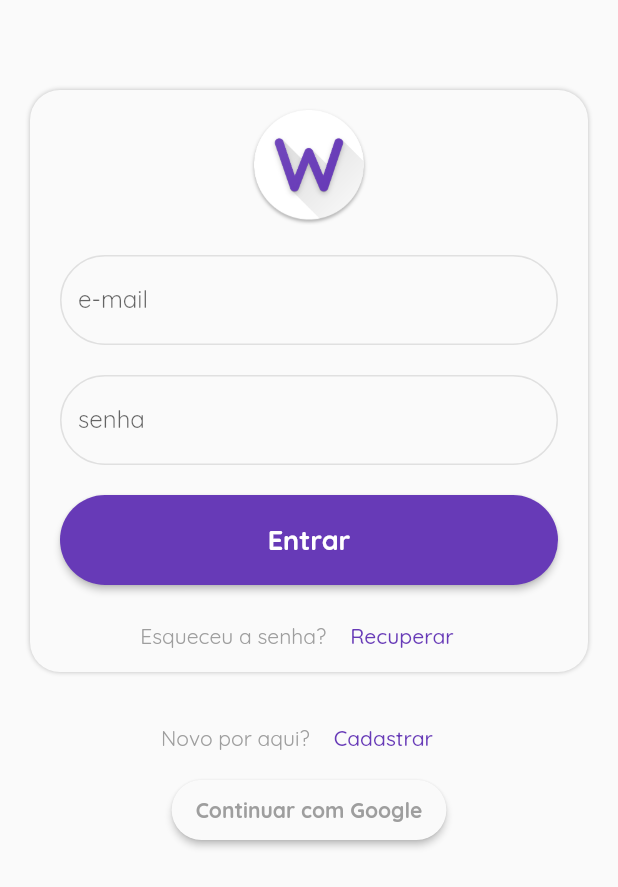
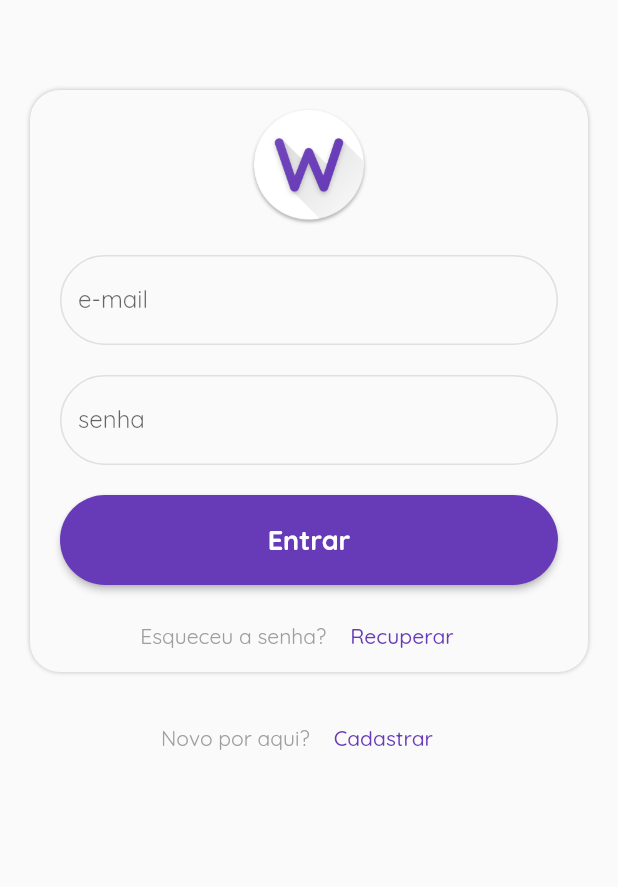
Before and after one commit to LucasPitol/waste, a Flutter app: the screen it shows after launch, on a phone screen of 412 x 824 dp. Shown: the top 887 px of the screen. Run offline on Flutter 3.47's test engine with Material 2 defaults, Android fonts, the phone set to English and light mode, and no system bars; our stand-ins replace cloud_firestore, flutter_datetime_picker, flutter_masked_text, flutter_multi_formatter, flutter_phoenix, google_fonts and 2 more; accounts and stored records are empty.

Commit message:
DP-DEV-14 tarefa 6: DONE

```diff
--- a/waste_app/lib/pages/login/login_component.dart
+++ b/waste_app/lib/pages/login/login_component.dart
@@ -1,13 +1,11 @@
-import 'package:flutter/material.dart';
+import 'package:waste_app/pages/dialogs/alert_dialog_component.dart';
 import 'package:shared_preferences/shared_preferences.dart';
+import 'package:waste_app/services/auth_service.dart';
 import 'package:waste_app/models/login_form.dart';
 import 'package:waste_app/models/user_dto.dart';
-import 'package:waste_app/pages/dialogs/alert_dialog_component.dart';
-import 'package:waste_app/services/auth_service.dart';
-import 'package:waste_app/services/google_sign_service.dart';
 import 'package:waste_app/utils/constants.dart';
 import 'package:waste_app/utils/styles.dart';
-
+import 'package:flutter/material.dart';
 import 'new_member_component.dart';
 
 class LoginComponent extends StatefulWidget {
@@ -31,8 +29,6 @@ class _LoginComponentState extends State<LoginComponent> {
 
   AuthService authService;
 
-  GoogleSignService googleSignService;
-
   UserDto userDto;
 
   LoginForm _loginForm;
@@ -43,7 +39,6 @@ class _LoginComponentState extends State<LoginComponent> {
 
   _LoginComponentState(selectHandlerTemp) {
     this.authService = AuthService();
-    this.googleSignService = GoogleSignService();
     this._loginForm = LoginForm();
     this.userDto = AuthService.currentUser;
     this.userDto.language = dropdownValue;
@@ -54,19 +49,6 @@ class _LoginComponentState extends State<LoginComponent> {
   void initState() {
     super.initState();
     this.tryPreviousLogin();
-  }
-
-  Future<void> _loginWithGoogle() async {
-    setState(() {
-      this.loading = true;
-    });
-    var user = await googleSignService.googleSignIn();
-
-    this.userDto = AuthService.currentUser;
-    setState(() {
-      this.loading = false;
-    });
-    this.selectHandler();
   }
 
   Future<void> _login() async {
@@ -144,7 +126,7 @@ class _LoginComponentState extends State<LoginComponent> {
     String uidStored;
     final prefs = await SharedPreferences.getInstance();
     uidStored = prefs.getString('uid');
-    print(uidStored);
+
     return uidStored;
   }
 
@@ -326,30 +308,6 @@ class _LoginComponentState extends State<LoginComponent> {
                         ],
                       ),
                     ),
-                    Container(
-                      alignment: Alignment.center,
-                      margin: EdgeInsets.only(
-                          bottom: defaultMargin, left: 20, right: 20),
-                      child: ButtonTheme(
-                        height: 40.0,
-                        child: RaisedButton(
-                          shape: RoundedRectangleBorder(
-                            borderRadius: defaultBorderRadius,
-                          ),
-                          onPressed: () => _loginWithGoogle(),
-                          color: mainColor,
-                          child: Text(
-                            this.userDto.language == Constants.languages[0]
-                                ? 'Continuar com Google'
-                                : 'Login with Google',
-                            style: TextStyle(
-                                color: Colors.grey,
-                                fontSize: 14.0,
-                                fontWeight: FontWeight.bold),
-                          ),
-                        ),
-                      ),
-                    ),
                   ],
                 ),
               ),
--- a/waste_app/lib/pages/profile/profile_component.dart
+++ b/waste_app/lib/pages/profile/profile_component.dart
@@ -1,7 +1,6 @@
 import 'package:waste_app/pages/profile/new_wallet_dialog_component.dart';
 import 'package:waste_app/pages/manage_wallets/edit_wallet.dart';
 import 'package:waste_app/pages/profile/drawer_menu_item.dart';
-import 'package:waste_app/services/google_sign_service.dart';
 import 'package:waste_app/pages/shared/loading_block.dart';
 import 'package:waste_app/services/spends_service.dart';
 import 'package:waste_app/services/wallet_service.dart';
@@ -30,13 +29,11 @@ class ProfileComponentState extends State<ProfileComponent> {
 
   SpendsService spendService;
   WalletService walletService;
-  GoogleSignService googleSignService;
   AuthService authService;
 
   ProfileComponentState() {
     this.spendService = SpendsService();
     this.walletService = WalletService();
-    this.googleSignService = GoogleSignService();
     this.authService = AuthService();
   }
 
```
Also changed, not shown: waste_app/lib/pages/login/new_member_component.dart (+1 -12 lines), waste_app/lib/services/google_sign_service.dart (deleted, +0 -132 lines).
